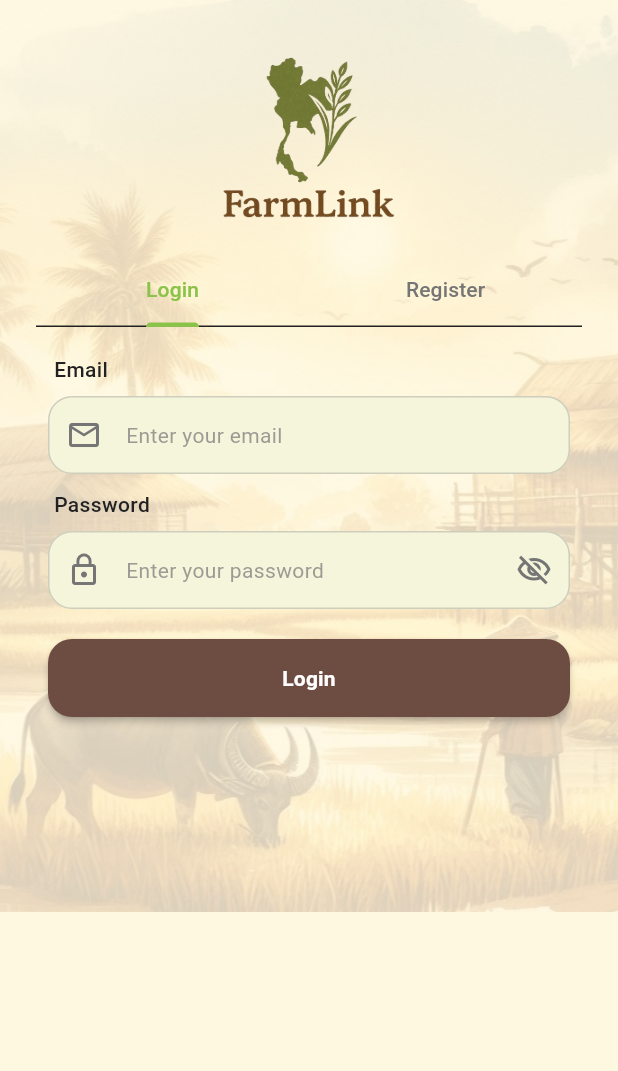
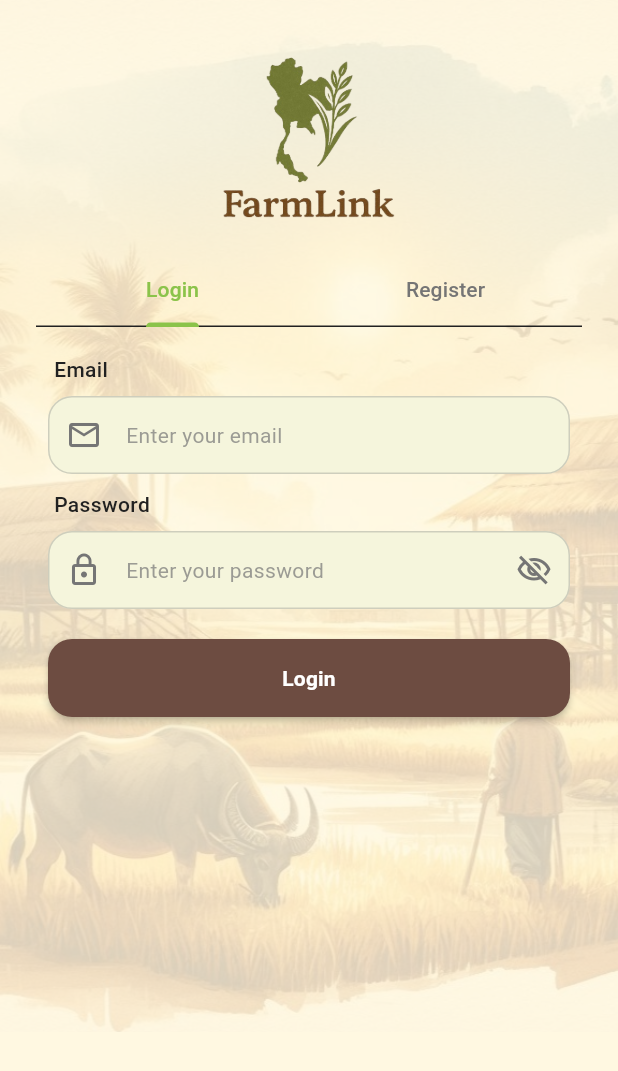
Before and after one commit to PhilixTheExplorer/farm_link, a Flutter app: the screen it shows after launch, on a phone screen of 412 x 824 dp. Shown: the top 1071 px of the screen. Run offline on Flutter 3.47's test engine with Material 3 defaults, Android fonts, the phone set to English and light mode, and no system bars; our stand-ins replace flutter_dotenv, get_it, go_router, google_fonts; accounts and stored records are empty; Roboto replaces fonts that are missing (Sarabun).

Commit message:
login ui fix

```diff
--- a/lib/screens/login_register_view.dart
+++ b/lib/screens/login_register_view.dart
@@ -79,7 +79,7 @@ class _LoginRegisterViewState extends State<LoginRegisterView>
   @override
   Widget build(BuildContext context) {
     return Scaffold(
-      resizeToAvoidBottomInset: true,
+      resizeToAvoidBottomInset: false,
       body: Container(
         decoration: const BoxDecoration(
           image: DecorationImage(
@@ -110,7 +110,7 @@ class _LoginRegisterViewState extends State<LoginRegisterView>
                   ),
                   const SizedBox(height: 10),
                   SizedBox(
-                    height: 380,
+                    height: 460,
                     child: TabBarView(
                       controller: _tabController,
                       children: [_buildLoginForm(), _buildRegisterForm()],
```
